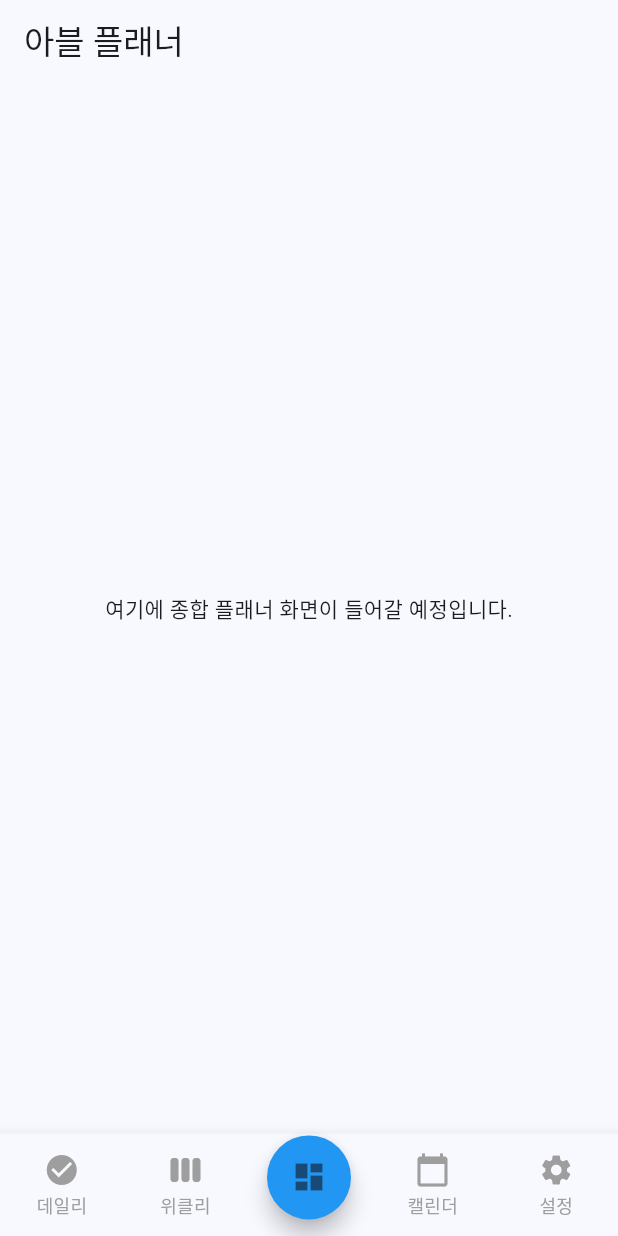
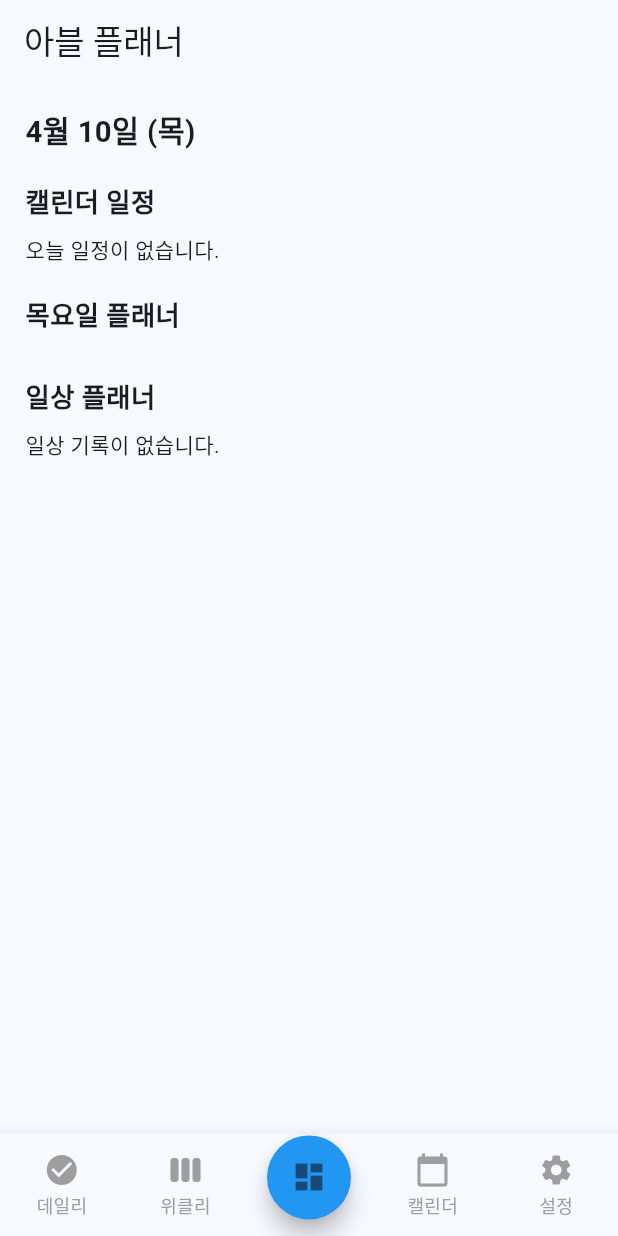
Before and after one commit to JeongHyeon-Jo/abeul_planner, a Flutter app: the screen it shows after launch, on a phone screen of 412 x 824 dp. Run offline on Flutter 3.47's test engine with Material 3 defaults, Android fonts, the phone set to English and light mode, and no system bars; our stand-ins replace flutter_riverpod, flutter_screenutil, go_router, hive, hive_flutter, table_calendar; accounts and stored records are empty; generated files the repository leaves out were written again.

Commit message:
[Feat] 종합 플래너 초안 작성

```diff
--- a/lib/features/home_planner/presentation/screen/planner_home_screen.dart
+++ b/lib/features/home_planner/presentation/screen/planner_home_screen.dart
@@ -1,18 +1,94 @@
-// planner_home_screen.dart
 import 'package:flutter/material.dart';
+import 'package:flutter_riverpod/flutter_riverpod.dart';
+import 'package:flutter_screenutil/flutter_screenutil.dart';
+import 'package:intl/intl.dart';
+
+// calendar, weekly, daily provider 불러오기
+import '../../../calendar_planner/presentation/provider/calendar_task_provider.dart';
+import '../../../weekly_planner/presentation/provider/weekly_task_provider.dart';
+import '../../../daily_planner/presentation/provider/daily_task_provider.dart';
 
 /// 종합 플래너 화면 (홈 플래너)
-class PlannerHomeScreen extends StatelessWidget {
+class PlannerHomeScreen extends ConsumerWidget {
   const PlannerHomeScreen({super.key});
 
   @override
-  Widget build(BuildContext context) {
+  Widget build(BuildContext context, WidgetRef ref) {
+    final calendarTasks = ref.watch(calendarTaskProvider);
+    final weeklyTasks = ref.watch(weeklyTaskProvider);
+    final dailyTasks = ref.watch(dailyTaskProvider);
+
+    final now = DateTime.now();
+    final dateText = DateFormat('M월 d일 (E)', 'ko_KR').format(now);
+    final weekday = DateFormat('E', 'ko_KR').format(now);
+
     return Scaffold(
       appBar: AppBar(
         title: const Text('아블 플래너'),
       ),
-      body: const Center(
-        child: Text('여기에 종합 플래너 화면이 들어갈 예정입니다.'),
+      body: Padding(
+        padding: EdgeInsets.all(16.0.w),
+        child: Column(
+          crossAxisAlignment: CrossAxisAlignment.start,
+          children: [
+            // 오늘 날짜 표시
+            Text(
+              dateText,
+              style: TextStyle(fontSize: 20.sp, fontWeight: FontWeight.bold),
+            ),
+            SizedBox(height: 20.h),
+
+            // 📅 캘린더 일정 섹션
+            Text('캘린더 일정', style: TextStyle(fontSize: 18.sp, fontWeight: FontWeight.bold)),
+            SizedBox(height: 8.h),
+            if (calendarTasks
+                .where((task) => task.date.year == now.year &&
+                                 task.date.month == now.month &&
+                                 task.date.day == now.day)
+                .isEmpty)
+              const Text('오늘 일정이 없습니다.')
+            else
+              ...calendarTasks
+                  .where((task) => task.date.year == now.year &&
+                                   task.date.month == now.month &&
+                                   task.date.day == now.day)
+                  .map((task) => Card(
+                        child: ListTile(
+                          title: Text(task.memo),
+                          subtitle: Text(task.time),
+                        ),
+                      )),
+            SizedBox(height: 20.h),
+
+            // 📆 요일별 테마 & 할 일 섹션
+            Text('$weekday요일 플래너', style: TextStyle(fontSize: 18.sp, fontWeight: FontWeight.bold)),
+            SizedBox(height: 8.h),
+            ...weeklyTasks
+                .where((t) => t.day == weekday)
+                .map((t) => Column(
+                      crossAxisAlignment: CrossAxisAlignment.start,
+                      children: [
+                        Text('테마: ${t.theme}'),
+                        ...t.tasks.map((task) => Card(child: ListTile(title: Text(task))))
+                      ],
+                    )),
+            SizedBox(height: 20.h),
+
+            // 🧩 일상 플래너 섹션
+            Text('일상 플래너', style: TextStyle(fontSize: 18.sp, fontWeight: FontWeight.bold)),
+            SizedBox(height: 8.h),
+            if (dailyTasks.isEmpty)
+              const Text('일상 기록이 없습니다.')
+            else
+              ...dailyTasks.map((t) => Card(
+                    child: ListTile(
+                      leading: const Icon(Icons.check),
+                      title: Text(t.situation),
+                      subtitle: Text(t.action),
+                    ),
+                  )),
+          ],
+        ),
       ),
     );
   }
--- a/lib/main.dart
+++ b/lib/main.dart
@@ -1,4 +1,3 @@
-// main.dart
 import 'package:flutter/material.dart';
 // package
 import 'package:hive_flutter/hive_flutter.dart';
@@ -11,6 +10,7 @@ import 'routes/planner_router.dart';
 // features
 import 'features/daily_planner/data/datasource/daily_task_box.dart';
 import 'features/calendar_planner/data/datasource/calendar_task_box.dart';
+import 'features/weekly_planner/data/datasource/weekly_task_box.dart';
 
 void main() async {
   WidgetsFlutterBinding.ensureInitialized();
@@ -28,6 +28,10 @@ void main() async {
   // CalendarTask 어댑터 등록 및 박스 열기
   await CalendarTaskBox.registerAdapters();
   await CalendarTaskBox.openBox();
+
+  // WeeklyTask 어댑터 등록 및 박스 열기
+  await WeeklyTaskBox.registerAdapters();
+  await WeeklyTaskBox.openBox();
 
   runApp(
     const ProviderScope(
```
